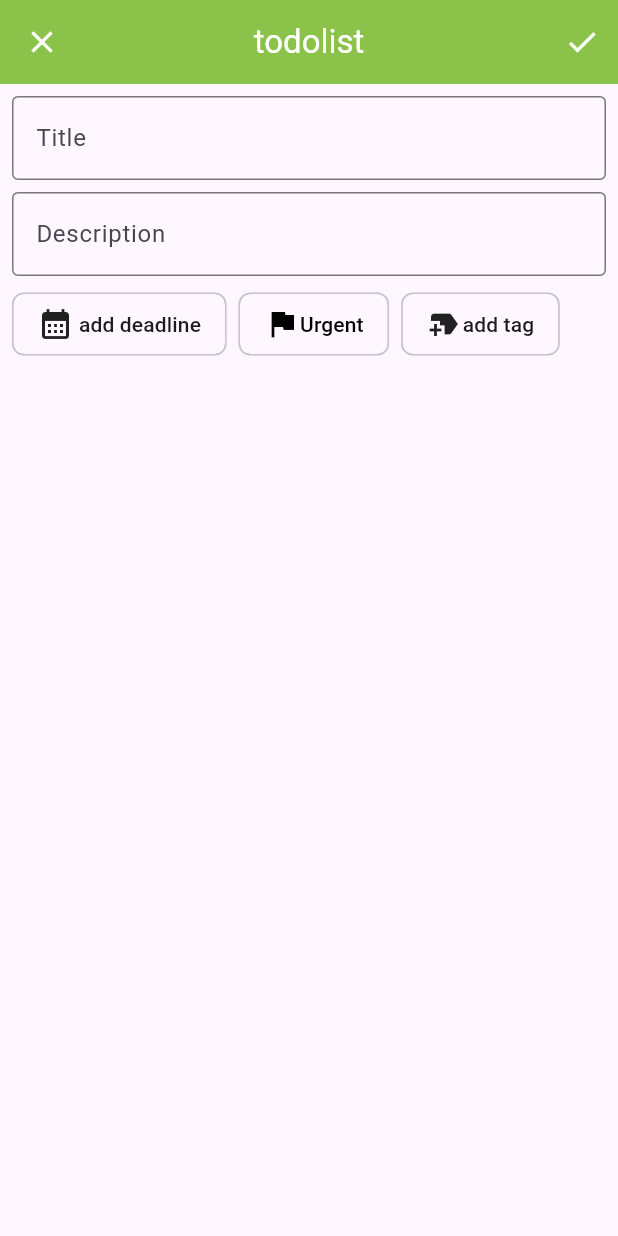
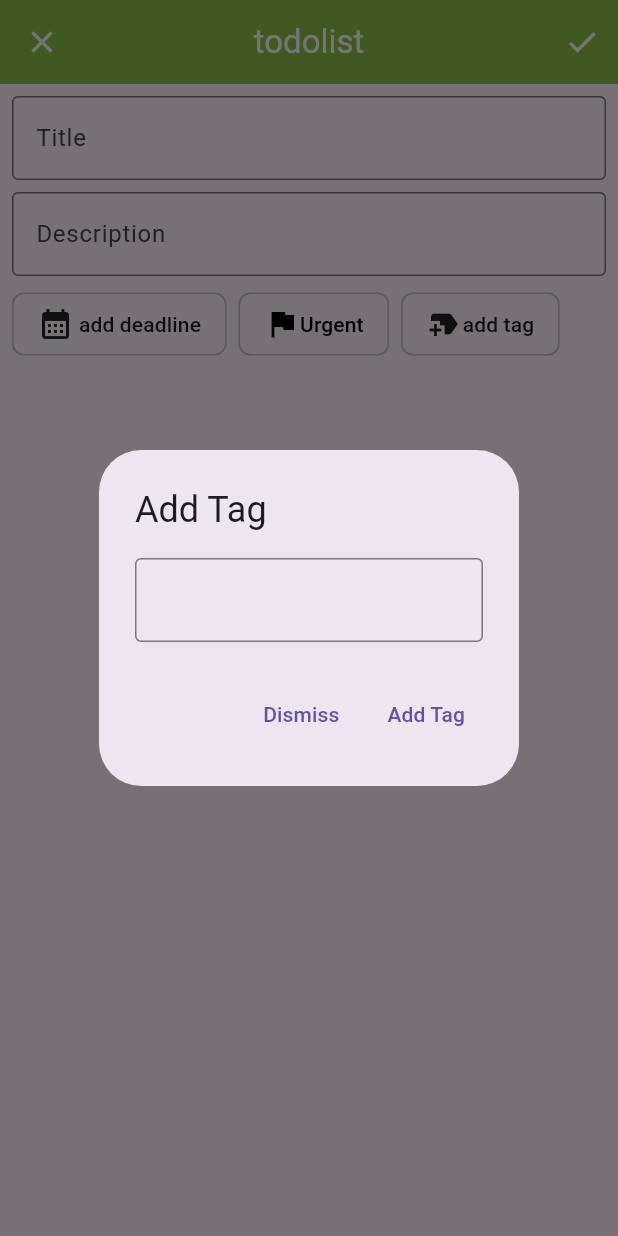
Before and after one commit to e2McNuts/crud_test, a Flutter app: the TodoInputForm screen opened directly, after a tap on "add tag", on a phone screen of 412 x 824 dp. Run offline on Flutter 3.47's test engine with Material 3 defaults, Android fonts, the light colour scheme and no system bars; our stand-ins replace cloud_firestore, firebase_core; accounts and stored records are empty.

Commit message:
next changes

```diff
--- a/lib/features/todo/presentation/widgets/todo_input_form.dart
+++ b/lib/features/todo/presentation/widgets/todo_input_form.dart
@@ -14,6 +14,9 @@ final firestoreTodoCRUD = FirestoreTodoCRUD();
 class _TodoInputFormState extends State<TodoInputForm> {
   final TextEditingController _titleController = TextEditingController();
   final TextEditingController _descriptionController = TextEditingController();
+  final TextEditingController _addTagController = TextEditingController();
+
+  final List<String> _tags = [];
 
   int? _deadline;
   Future<void> _selectDeadline() async {
@@ -50,18 +53,21 @@ class _TodoInputFormState extends State<TodoInputForm> {
         actions: [
           IconButton(
             onPressed: _titleController.text.isEmpty
-            ? () => ScaffoldMessenger.of(context).showSnackBar(SnackBar(content: Text('Title cannot be empty')))
+                ? () => ScaffoldMessenger.of(context).showSnackBar(
+                    SnackBar(content: Text('Title cannot be empty')))
                 : () {
                     firestoreTodoCRUD.addTodo({
                       'title': _titleController.text,
                       'description': _descriptionController.text,
                       'deadline': _deadline,
                       'isDone': false,
+                      'tags': _tags,
                       'isUrgent': _isUrgent,
                       'timestamp': DateTime.now().millisecondsSinceEpoch,
                     });
                     Navigator.pop(context);
-              ScaffoldMessenger.of(context).showSnackBar(SnackBar(content: Text('Todo added')));
+                    ScaffoldMessenger.of(context)
+                        .showSnackBar(SnackBar(content: Text('Todo added')));
                   },
             icon: Icon(Icons.check),
           ),
@@ -140,7 +146,30 @@ class _TodoInputFormState extends State<TodoInputForm> {
                       Text('add tag'),
                     ],
                   ),
-                  onPressed: () {},
+                  onPressed: () => showDialog(
+                      context: context,
+                      builder: (BuildContext context) {
+                        return AlertDialog(
+                          title: Text('Add Tag'),
+                          content: TextField(
+                            controller: _addTagController,
+                            decoration: InputDecoration(
+                              border: OutlineInputBorder(),
+                            ),
+                          ),
+                          actions: [
+                            TextButton(
+                                onPressed: () => Navigator.pop(context),
+                                child: Text('Dismiss')),
+                            TextButton(
+                                onPressed: () {
+                                  _tags.add(_addTagController.text);
+                                  Navigator.pop(context);
+                                },
+                                child: Text('Add Tag'))
+                          ],
+                        );
+                      }),
                 ),
               ],
             ),
```
Also changed, not shown: lib/features/todo/presentation/pages/todo_page.dart (+2 -8 lines), lib/features/todo/presentation/widgets/todo_detailed_view.dart (+35 -8 lines), lib/features/todo/presentation/widgets/todo_list_item.dart (+44 -8 lines), pubspec.lock, 1 other file. Lines whose indentation alone changed are shown as unchanged.
